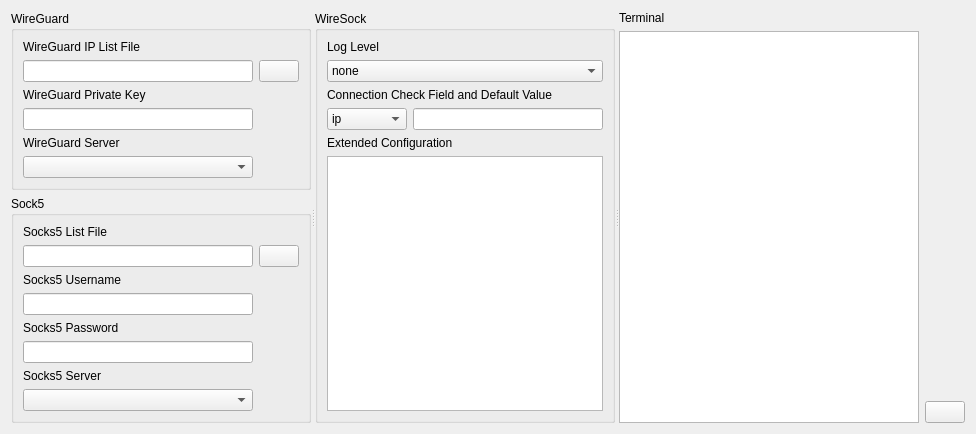
Qt form Ui_MainWindow.ui (Holence/WireSock-GUI) before a commit.
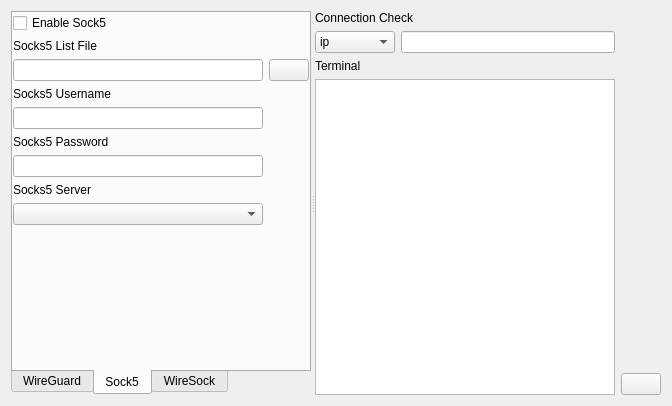
The same form after that commit. The open tabs and pages were chosen to show the change. Custom widgets are drawn as their Qt base class.

```diff
--- a/Ui_MainWindow.ui
+++ b/Ui_MainWindow.ui
@@ -6,8 +6,8 @@
    <rect>
     <x>0</x>
     <y>0</y>
-    <width>972</width>
-    <height>398</height>
+    <width>665</width>
+    <height>406</height>
    </rect>
   </property>
   <property name="windowTitle">
@@ -19,20 +19,40 @@
      <property name="orientation">
       <enum>Qt::Horizontal</enum>
      </property>
-     <widget class="QWidget" name="layoutWidget">
-      <layout class="QVBoxLayout" name="verticalLayout_3">
-       <item>
-        <widget class="QGroupBox" name="groupBox_2">
+     <widget class="QTabWidget" name="tabWidget">
          <property name="minimumSize">
           <size>
            <width>300</width>
            <height>0</height>
           </size>
          </property>
-         <property name="title">
+      <property name="tabPosition">
+       <enum>QTabWidget::South</enum>
+      </property>
+      <property name="currentIndex">
+       <number>0</number>
+      </property>
+      <widget class="QWidget" name="tab_wireguard">
+       <attribute name="title">
           <string>WireGuard</string>
-         </property>
-         <layout class="QGridLayout" name="gridLayout_2">
+       </attribute>
+       <layout class="QGridLayout" name="gridLayout">
+        <property name="leftMargin">
+         <number>0</number>
+        </property>
+        <property name="topMargin">
+         <number>0</number>
+        </property>
+        <property name="rightMargin">
+         <number>0</number>
+        </property>
+        <item row="4" column="0">
+         <widget class="QLabel" name="label_8">
+          <property name="text">
+           <string>WireGuard Server</string>
+          </property>
+         </widget>
+        </item>
           <item row="1" column="0">
            <widget class="QLineEdit" name="lineEdit_wg_file">
             <property name="readOnly">
@@ -40,6 +60,16 @@
             </property>
            </widget>
           </item>
+        <item row="1" column="1">
+         <widget class="DTApplyButton" name="pushButton_wg_file">
+          <property name="text">
+           <string/>
+          </property>
+         </widget>
+        </item>
+        <item row="5" column="0">
+         <widget class="QComboBox" name="comboBox_wg"/>
+        </item>
           <item row="2" column="0">
            <widget class="QLabel" name="label_2">
             <property name="text">
@@ -50,16 +80,6 @@
           <item row="3" column="0">
            <widget class="QLineEdit" name="lineEdit_wg_private_key"/>
           </item>
-          <item row="5" column="0">
-           <widget class="QComboBox" name="comboBox_wg"/>
-          </item>
-          <item row="4" column="0">
-           <widget class="QLabel" name="label_8">
-            <property name="text">
-             <string>WireGuard Server</string>
-            </property>
-           </widget>
-          </item>
           <item row="0" column="0">
            <widget class="QLabel" name="label">
             <property name="text">
@@ -67,108 +87,122 @@
             </property>
            </widget>
           </item>
-          <item row="1" column="1">
-           <widget class="DTApplyButton" name="pushButton_wg_file">
-            <property name="text">
-             <string/>
-            </property>
-           </widget>
-          </item>
-         </layout>
-        </widget>
-       </item>
-       <item>
-        <widget class="QGroupBox" name="groupBox">
-         <property name="minimumSize">
+        <item row="6" column="0">
+         <spacer name="verticalSpacer">
+          <property name="orientation">
+           <enum>Qt::Vertical</enum>
+          </property>
+          <property name="sizeHint" stdset="0">
           <size>
-           <width>300</width>
-           <height>0</height>
-          </size>
-         </property>
-         <property name="title">
+            <width>20</width>
+            <height>40</height>
+           </size>
+          </property>
+         </spacer>
+        </item>
+       </layout>
+      </widget>
+      <widget class="QWidget" name="tab_sock5">
+       <attribute name="title">
           <string>Sock5</string>
-         </property>
-         <layout class="QGridLayout" name="gridLayout">
-          <item row="1" column="0">
-           <widget class="QLineEdit" name="lineEdit_sock_file">
-            <property name="readOnly">
-             <bool>true</bool>
-            </property>
-           </widget>
-          </item>
-          <item row="6" column="0">
-           <widget class="QLabel" name="label_7">
-            <property name="text">
-             <string>Socks5 Server</string>
-            </property>
-           </widget>
-          </item>
-          <item row="4" column="0">
+       </attribute>
+       <layout class="QGridLayout" name="gridLayout_2">
+        <property name="leftMargin">
+         <number>0</number>
+        </property>
+        <property name="topMargin">
+         <number>0</number>
+        </property>
+        <property name="rightMargin">
+         <number>0</number>
+        </property>
+        <item row="5" column="0">
            <widget class="QLabel" name="label_5">
             <property name="text">
              <string>Socks5 Password</string>
             </property>
            </widget>
           </item>
-          <item row="1" column="1">
-           <widget class="DTApplyButton" name="pushButton_sock_file">
-            <property name="text">
-             <string/>
-            </property>
-           </widget>
-          </item>
-          <item row="0" column="0">
-           <widget class="QLabel" name="label_6">
-            <property name="text">
-             <string>Socks5 List File</string>
-            </property>
-           </widget>
-          </item>
-          <item row="5" column="0">
+        <item row="6" column="0">
            <widget class="QLineEdit" name="lineEdit_sock_pw"/>
           </item>
-          <item row="3" column="0">
-           <widget class="QLineEdit" name="lineEdit_sock_un"/>
-          </item>
-          <item row="7" column="0">
+        <item row="8" column="0">
            <widget class="QComboBox" name="comboBox_sock"/>
           </item>
-          <item row="2" column="0">
+        <item row="3" column="0">
            <widget class="QLabel" name="label_3">
             <property name="text">
              <string>Socks5 Username</string>
             </property>
            </widget>
           </item>
-         </layout>
-        </widget>
-       </item>
-       <item>
-        <spacer name="verticalSpacer">
+        <item row="7" column="0">
+         <widget class="QLabel" name="label_7">
+          <property name="text">
+           <string>Socks5 Server</string>
+          </property>
+         </widget>
+        </item>
+        <item row="4" column="0">
+         <widget class="QLineEdit" name="lineEdit_sock_un"/>
+        </item>
+        <item row="1" column="0">
+         <widget class="QLabel" name="label_6">
+          <property name="text">
+           <string>Socks5 List File</string>
+          </property>
+         </widget>
+        </item>
+        <item row="2" column="0">
+         <widget class="QLineEdit" name="lineEdit_sock_file">
+          <property name="readOnly">
+           <bool>true</bool>
+          </property>
+         </widget>
+        </item>
+        <item row="2" column="1">
+         <widget class="DTApplyButton" name="pushButton_sock_file">
+          <property name="text">
+           <string/>
+          </property>
+         </widget>
+        </item>
+        <item row="9" column="0">
+         <spacer name="verticalSpacer_3">
          <property name="orientation">
           <enum>Qt::Vertical</enum>
          </property>
          <property name="sizeHint" stdset="0">
           <size>
            <width>20</width>
-           <height>0</height>
+            <height>40</height>
           </size>
          </property>
         </spacer>
        </item>
-      </layout>
-     </widget>
-     <widget class="QGroupBox" name="groupBox_3">
-      <property name="minimumSize">
-       <size>
-        <width>300</width>
-        <height>0</height>
-       </size>
-      </property>
-      <property name="title">
+        <item row="0" column="0">
+         <widget class="QCheckBox" name="checkBox_sock5">
+          <property name="text">
+           <string>Enable Sock5</string>
+          </property>
+         </widget>
+        </item>
+       </layout>
+      </widget>
+      <widget class="QWidget" name="tab_wiresock">
+       <attribute name="title">
        <string>WireSock</string>
-      </property>
+       </attribute>
       <layout class="QVBoxLayout" name="verticalLayout_2">
+        <property name="leftMargin">
+         <number>0</number>
+        </property>
+        <property name="topMargin">
+         <number>0</number>
+        </property>
+        <property name="rightMargin">
+         <number>0</number>
+        </property>
        <item>
         <widget class="QLabel" name="label_4">
          <property name="text">
@@ -196,13 +230,95 @@
         </widget>
        </item>
        <item>
+         <widget class="QLabel" name="label_12">
+          <property name="text">
+           <string>Extended CMD</string>
+          </property>
+         </widget>
+        </item>
+        <item>
+         <widget class="QLineEdit" name="lineEdit_extra_CMD"/>
+        </item>
+        <item>
+         <widget class="QLabel" name="label_10">
+          <property name="text">
+           <string>Extended Configuration</string>
+          </property>
+         </widget>
+        </item>
+        <item>
+         <widget class="DTPlainTextEdit" name="plainTextEdit_extra_conf">
+          <property name="sizePolicy">
+           <sizepolicy hsizetype="Expanding" vsizetype="MinimumExpanding">
+            <horstretch>0</horstretch>
+            <verstretch>0</verstretch>
+           </sizepolicy>
+          </property>
+         </widget>
+        </item>
+       </layout>
+      </widget>
+     </widget>
+     <widget class="QWidget" name="layoutWidget1">
+      <layout class="QGridLayout" name="gridLayout_3">
+       <item row="0" column="0">
         <widget class="QLabel" name="label_11">
          <property name="text">
-          <string>Connection Check Field and Default Value</string>
+          <string>Connection Check</string>
          </property>
         </widget>
        </item>
+       <item row="3" column="1">
+        <layout class="QVBoxLayout" name="verticalLayout">
        <item>
+          <spacer name="verticalSpacer_2">
+           <property name="orientation">
+            <enum>Qt::Vertical</enum>
+           </property>
+           <property name="sizeHint" stdset="0">
+            <size>
+             <width>20</width>
+             <height>0</height>
+            </size>
+           </property>
+          </spacer>
+         </item>
+         <item>
+          <widget class="QPushButton" name="pushButton_switch">
+           <property name="text">
+            <string/>
+           </property>
+          </widget>
+         </item>
+        </layout>
+       </item>
+       <item row="2" column="0">
+        <widget class="QLabel" name="label_9">
+         <property name="text">
+          <string>Terminal</string>
+         </property>
+        </widget>
+       </item>
+       <item row="3" column="0">
+        <widget class="QPlainTextEdit" name="plainTextEdit">
+         <property name="sizePolicy">
+          <sizepolicy hsizetype="MinimumExpanding" vsizetype="Expanding">
+           <horstretch>0</horstretch>
+           <verstretch>0</verstretch>
+          </sizepolicy>
+         </property>
+         <property name="minimumSize">
+          <size>
+           <width>300</width>
+           <height>0</height>
+          </size>
+         </property>
+         <property name="readOnly">
+          <bool>true</bool>
+         </property>
+        </widget>
+       </item>
+       <item row="1" column="0">
         <layout class="QHBoxLayout" name="horizontalLayout_2">
          <item>
           <widget class="QComboBox" name="comboBox_connection_check">
@@ -247,77 +363,6 @@
           <widget class="QLineEdit" name="lineEdit_connection_check">
            <property name="toolTip">
             <string>check info at http://ipinfo.io/json</string>
-           </property>
-          </widget>
-         </item>
-        </layout>
-       </item>
-       <item>
-        <widget class="QLabel" name="label_10">
-         <property name="text">
-          <string>Extended Configuration</string>
-         </property>
-        </widget>
-       </item>
-       <item>
-        <widget class="DTPlainTextEdit" name="plainTextEdit_extra_conf">
-         <property name="sizePolicy">
-          <sizepolicy hsizetype="Expanding" vsizetype="MinimumExpanding">
-           <horstretch>0</horstretch>
-           <verstretch>0</verstretch>
-          </sizepolicy>
-         </property>
-        </widget>
-       </item>
-      </layout>
-     </widget>
-     <widget class="QWidget" name="layoutWidget1">
-      <layout class="QGridLayout" name="gridLayout_3">
-       <item row="0" column="0">
-        <widget class="QLabel" name="label_9">
-         <property name="text">
-          <string>Terminal</string>
-         </property>
-        </widget>
-       </item>
-       <item row="1" column="0">
-        <widget class="QPlainTextEdit" name="plainTextEdit">
-         <property name="sizePolicy">
-          <sizepolicy hsizetype="MinimumExpanding" vsizetype="Expanding">
-           <horstretch>0</horstretch>
-           <verstretch>0</verstretch>
-          </sizepolicy>
-         </property>
-         <property name="minimumSize">
-          <size>
-           <width>300</width>
-           <height>0</height>
-          </size>
-         </property>
-         <property name="readOnly">
-          <bool>true</bool>
-         </property>
-        </widget>
-       </item>
-       <item row="1" column="1">
-        <layout class="QVBoxLayout" name="verticalLayout">
-         <item>
-          <spacer name="verticalSpacer_2">
-           <property name="orientation">
-            <enum>Qt::Vertical</enum>
-           </property>
-           <property name="sizeHint" stdset="0">
-            <size>
-             <width>20</width>
-             <height>0</height>
-            </size>
-           </property>
-          </spacer>
-         </item>
-         <item>
-          <widget class="QPushButton" name="pushButton_switch">
-           <property name="text">
-            <string/>
            </property>
           </widget>
          </item>
```
Lines whose indentation alone changed are shown as unchanged.
